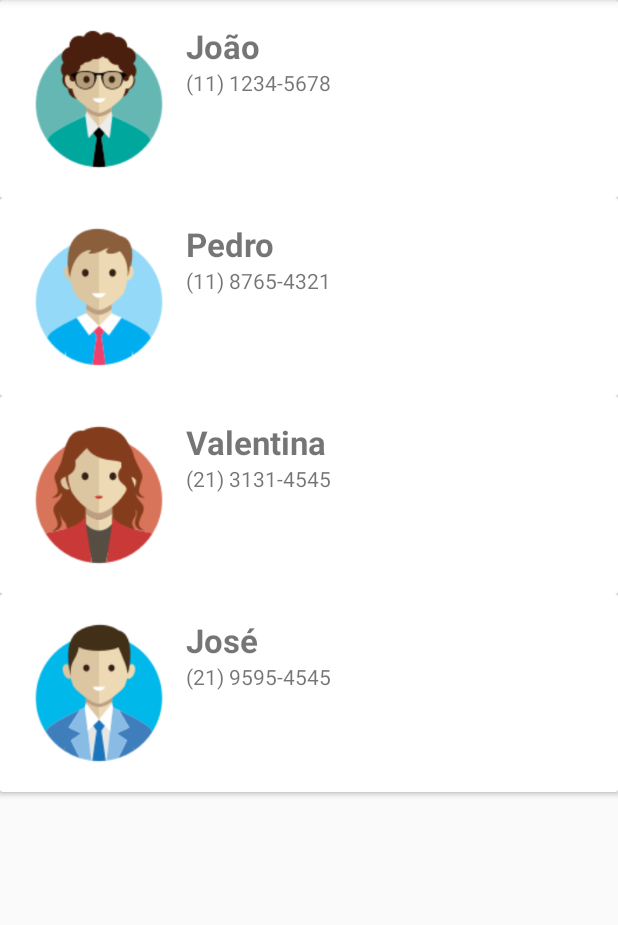
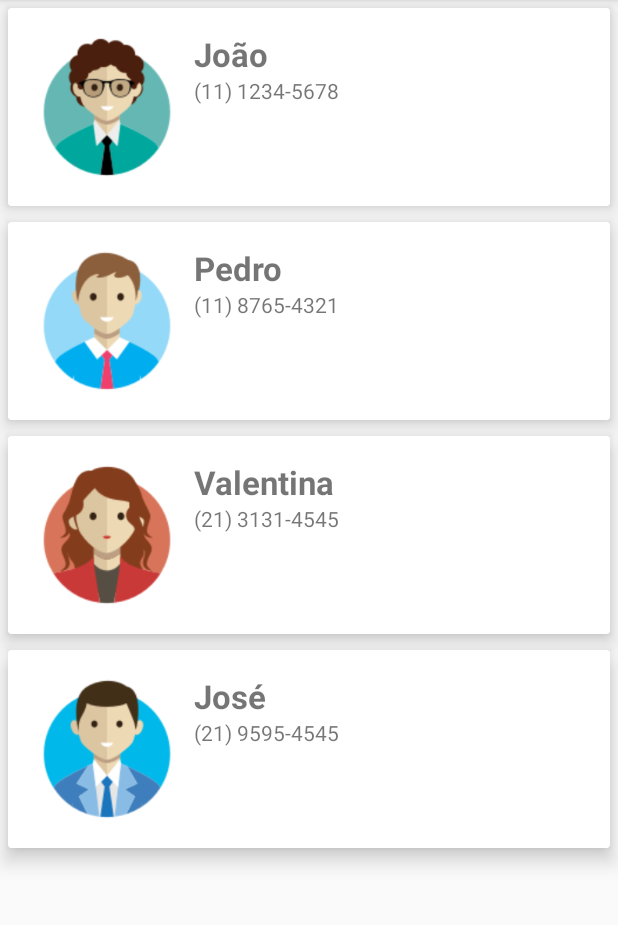
Before and after one commit to PhilipeDev/Mobile-Android, an Android app: the screen it shows after launch (MainActivity), on a phone screen of 412 x 824 dp, the part 84-1009 px from its top. Run offline under Robolectric (Android 15) with nearby library versions, the phone set to English and light mode, and no system bars.

Commit message:
Adding margin to the card views, adding a onClickListener to every card

```diff
--- a/ExemploRecyclerView/app/src/main/java/br/com/fiap/exemplorecyclerview/ContatoAdapter.java
+++ b/ExemploRecyclerView/app/src/main/java/br/com/fiap/exemplorecyclerview/ContatoAdapter.java
@@ -9,6 +9,7 @@ import android.view.View;
 import android.view.ViewGroup;
 import android.widget.ImageView;
 import android.widget.TextView;
+import android.widget.Toast;
 
 import org.w3c.dom.Text;
 
@@ -37,11 +38,18 @@ public class ContatoAdapter extends RecyclerView.Adapter<ContatoAdapter.ContatoV
 
     @Override
     public void onBindViewHolder(@NonNull ContatoViewHolder contatoViewHolder, int i) {
-        Contato contato = this.contatos.get(i);
+        final Contato contato = this.contatos.get(i);
 
         contatoViewHolder.imgContato.setImageResource(contato.getImagem());
         contatoViewHolder.txtNome.setText("" + contato.getNome());
         contatoViewHolder.txtTelefone.setText(contato.getTelefone());
+
+        contatoViewHolder.cardView.setOnClickListener(new View.OnClickListener() {
+            @Override
+            public void onClick(View view) {
+                Toast.makeText(context, "Clicou em "+ contato.getNome(),Toast.LENGTH_SHORT).show();
+            }
+        });
     }
 
     @Override
--- a/ExemploRecyclerView/app/src/main/res/layout/recyclerview_contato.xml
+++ b/ExemploRecyclerView/app/src/main/res/layout/recyclerview_contato.xml
@@ -1,7 +1,9 @@
 <?xml version="1.0" encoding="utf-8"?>
-<android.support.v7.widget.CardView
-    android:layout_width="match_parent"
+<android.support.v7.widget.CardView android:layout_width="match_parent"
     android:layout_height="wrap_content"
+    xmlns:app="http://schemas.android.com/apk/res-auto"
+    app:cardElevation="8dp"
+    android:layout_margin="5dp"
     xmlns:android="http://schemas.android.com/apk/res/android">
 
     <RelativeLayout
@@ -9,6 +11,7 @@
         android:layout_width="match_parent"
         android:layout_height="wrap_content"
         android:padding="16dp"
+        android:background="?android:attr/selectableItemBackground"
         xmlns:tools="http://schemas.android.com/tools">
 
         <ImageView
```
